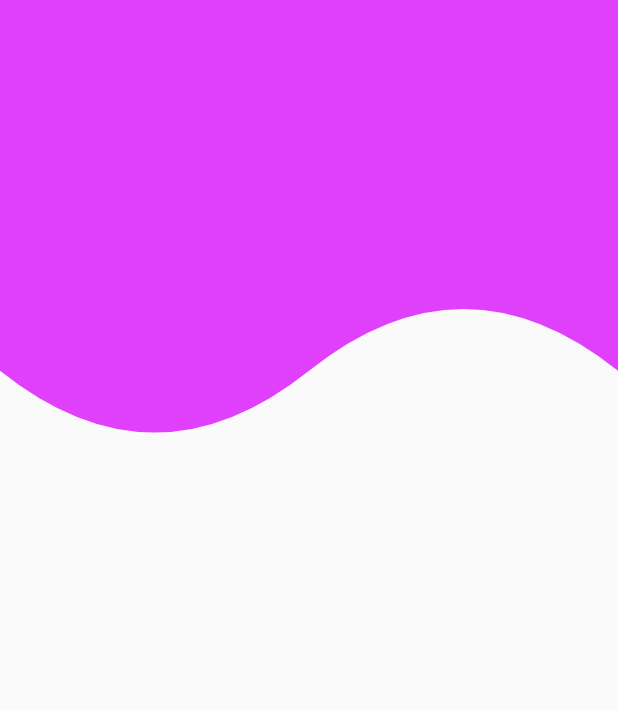
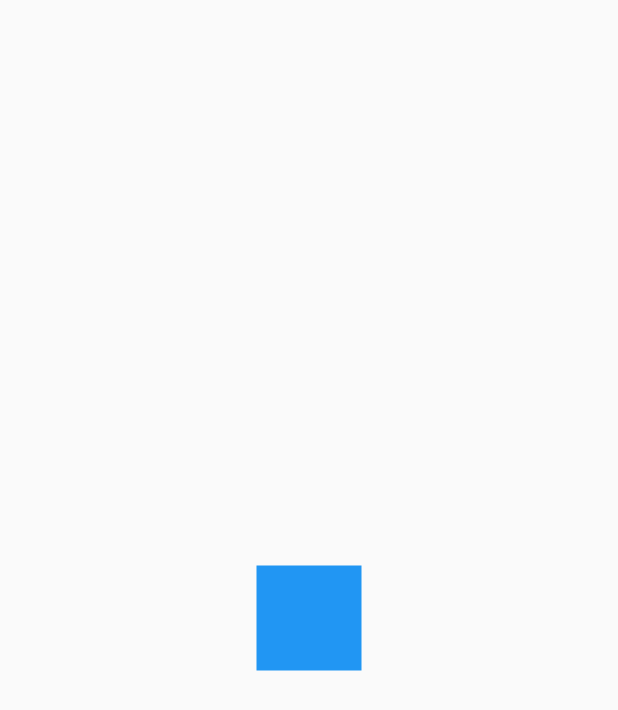
Before and after one commit to AleMancilla/AnimacionesFlutter, a Flutter app: the screen it shows after launch, on a phone screen of 412 x 824 dp. Shown: the top 710 px of the screen. Run offline on Flutter 3.47's test engine with Material 2 defaults, Android fonts, the phone set to English and light mode, and no system bars.

```diff
--- /dev/null
+++ b/lib/src/pages/AnimacionesPage.dart
@@ -0,0 +1,70 @@
+import 'package:flutter/material.dart';
+
+class AnimacionesPage extends StatelessWidget {
+
+  @override
+  Widget build(BuildContext context) {
+    return Scaffold(
+      body: Center(
+        child: CuadradoAnimado(),
+      ),
+    );
+  }
+}
+
+class CuadradoAnimado extends StatefulWidget {
+  const CuadradoAnimado({
+    Key key,
+  }) : super(key: key);
+
+  @override
+  _CuadradoAnimadoState createState() => _CuadradoAnimadoState();
+}
+
+class _CuadradoAnimadoState extends State<CuadradoAnimado> with SingleTickerProviderStateMixin{
+
+  AnimationController aController;//linea de tiempo
+  Animation<double> rotacion;
+
+  @override
+  void initState() {
+    // TODO: implement initState
+
+    aController = new AnimationController(vsync: this,duration: Duration(microseconds: 4000));
+
+    rotacion = Tween(begin: 0.0 , end: 2.0).animate(aController);
+
+    super.initState();
+  }
+
+  @override
+  void dispose() {
+    // TODO: implement dispose
+
+    aController.dispose();
+
+    super.dispose();
+  }
+
+  @override
+  Widget build(BuildContext context) {
+    return _Rectangulo();
+  }
+}
+
+
+
+
+class _Rectangulo extends StatelessWidget {
+
+  @override
+  Widget build(BuildContext context) {
+    return Container(
+      width: 70.0,
+      height: 70.0,
+      decoration: BoxDecoration(
+        color: Colors.blue
+      ),
+    );
+  }
+}
--- a/lib/src/pages/HomeOne.dart
+++ b/lib/src/pages/HomeOne.dart
@@ -1,4 +1,5 @@
-import 'package:custom_painter/src/widgets/HeaderOne.dart';
+import 'package:custom_painter/src/pages/AnimacionesPage.dart';
+//import 'package:custom_painter/src/widgets/HeaderOne.dart';
 import 'package:flutter/material.dart';
 
 class HomeOne extends StatelessWidget {
@@ -6,7 +7,7 @@ class HomeOne extends StatelessWidget {
   @override
   Widget build(BuildContext context) {
     return Scaffold(
-      body: HeaderEnCurveDoble(),
+      body: AnimacionesPage(),
     );
   }
 }
```
